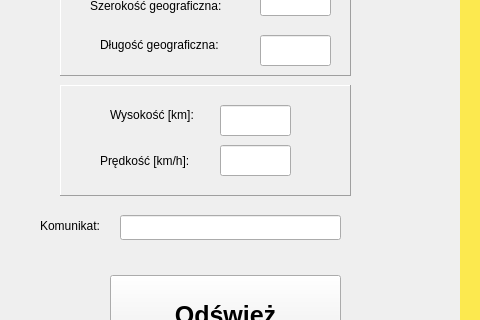
Old version of the form mainwindow.ui in the repository studentwb/wisualisation_ISS; both pictures show x 0 to 480 and y 105 to 425 of the 1036 by 523 pixel window.
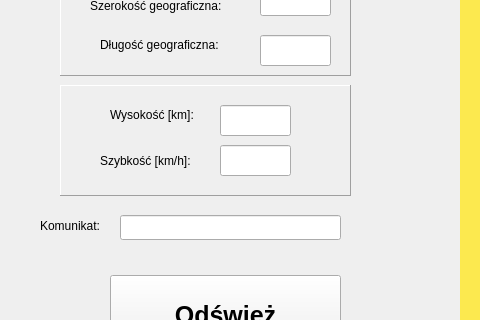
New version of the form. Custom widgets are drawn as their Qt base class.

What changed in the file:
```diff
--- a/mainwindow.ui
+++ b/mainwindow.ui
@@ -75,7 +75,7 @@
      </rect>
     </property>
     <property name="text">
-     <string>Prędkość [km/h]:</string>
+     <string>Szybkość [km/h]:</string>
     </property>
    </widget>
    <widget class="QPushButton" name="pushButton">
```
